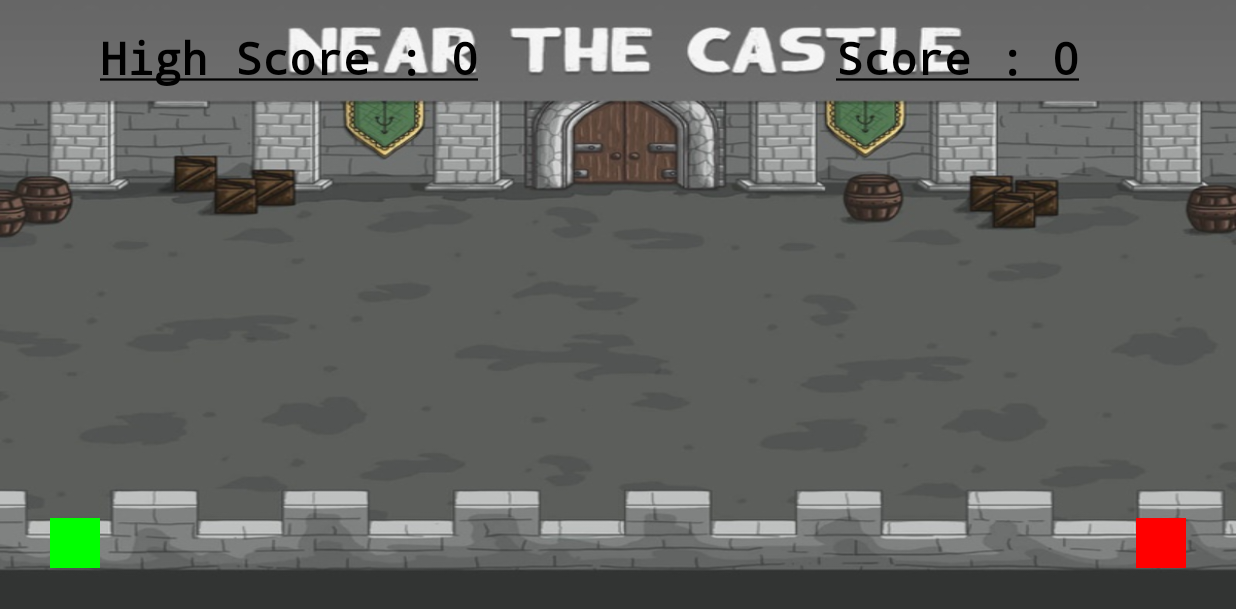
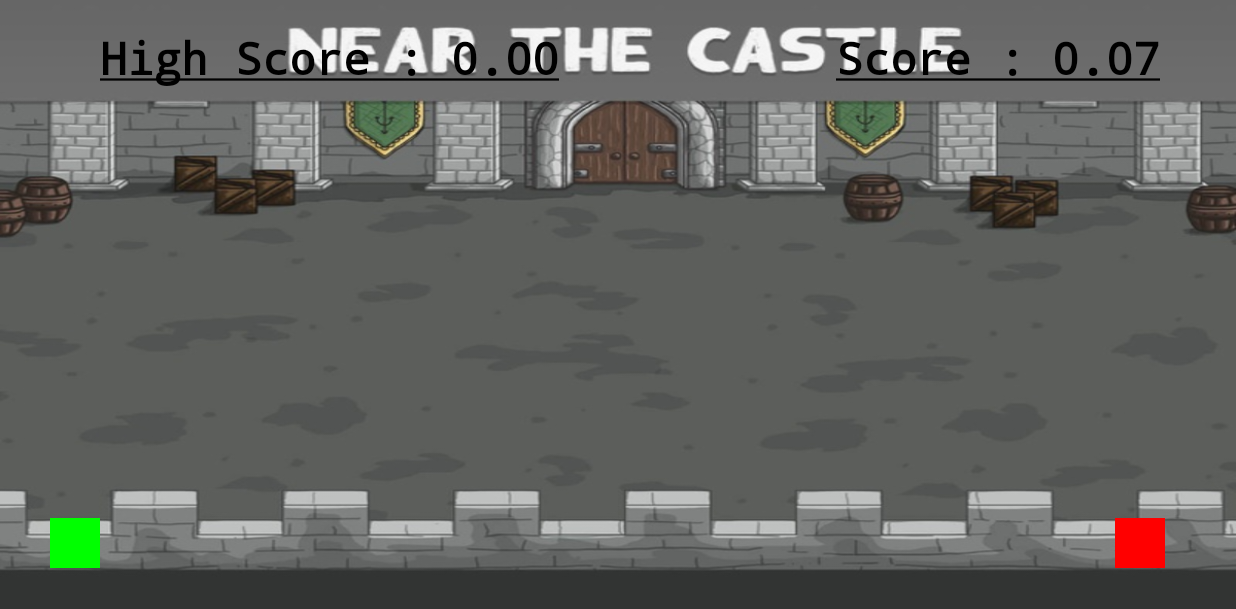
Before and after one commit to jaiakash/NinjaVsSal, an Android app: the screen it shows after launch (MainActivity), on a phone screen of 824 x 412 dp (held sideways). Shown: the top 609 px of the screen. Run offline under Robolectric (Android 15) with nearby library versions, the phone set to English and light mode, and no system bars.

Commit message:
Completed a basic playable game.

```diff
--- a/app/src/main/AndroidManifest.xml
+++ b/app/src/main/AndroidManifest.xml
@@ -1,6 +1,8 @@
 <?xml version="1.0" encoding="utf-8"?>
 <manifest xmlns:android="http://schemas.android.com/apk/res/android"
     package="com.amostrone.akash.ninjavssal">
+
+    <uses-permission android:name="android.permission.VIBRATE" />
 
     <application
         android:allowBackup="true"
--- a/app/src/main/java/com/amostrone/akash/ninjavssal/Game.java
+++ b/app/src/main/java/com/amostrone/akash/ninjavssal/Game.java
@@ -1,12 +1,18 @@
 package com.amostrone.akash.ninjavssal;
 
+import static android.content.Context.MODE_PRIVATE;
+
 import android.content.Context;
+import android.content.SharedPreferences;
 import android.graphics.Canvas;
 import android.graphics.Color;
 import android.graphics.Paint;
 import android.graphics.Rect;
 import android.graphics.Typeface;
+import android.os.Vibrator;
+import android.view.MotionEvent;
 import android.view.View;
+import android.widget.Toast;
 
 public class Game extends View {
 
@@ -17,6 +23,14 @@ public class Game extends View {
     Paint paint_player;
     Paint paint_score;
 
+    int enemy_x=-1;
+    int player_y=-1;
+    int max_jump=100;
+
+    float score_val = 0;
+    float high_score_val = 0;
+
+    boolean clicked=false;
 
     public Game(Context context) {
         super(context);
@@ -42,22 +56,95 @@ public class Game extends View {
         int height=getHeight();
 
         paint_player.setColor(Color.GREEN);
-        player.bottom=height-50;
-        player.top=height-100;
+
+        if(player_y<=0)player_y=height-75;
+        if(clicked)player_y--;
+        if(player_y<=(height-75-max_jump)) clicked=false;
+        if(!clicked && player_y<height-75)player_y++;
+
+        player.bottom=player_y+25;
+        player.top=player_y-25;
         player.left=50;
         player.right=100;
         canvas.drawRect(player,paint_player);
 
-        paint_enemy.setColor(Color.RED);
         enemy.bottom=height-50;
         enemy.top=height-100;
-        enemy.left=width-100;
-        enemy.right=width-50;
+        if(enemy_x<=0)enemy_x=width-75;
+        enemy.left=enemy_x-25;
+        enemy.right=enemy_x+25;
+        paint_enemy.setColor(Color.RED);
         canvas.drawRect(enemy,paint_enemy);
 
         paint_score.setColor(Color.BLACK);
         paint_score.setTextSize(45);
-        canvas.drawText("High Score : "+0,100,75,paint_score);
-        canvas.drawText("Score : "+0,width-400,75,paint_score);
+        high_score_val=gethigh_score();
+        canvas.drawText("High Score : "+String.format("%.02f", high_score_val),100,75,paint_score);
+        canvas.drawText("Score : "+String.format("%.02f", score_val),width-400,75,paint_score);
+
+        //When enemy and player collide, Game Over
+        if(Rect.intersects(enemy,player)) {
+            Toast.makeText(getContext(), "Game Over, Your Score is "+String.format("%.02f", score_val), Toast.LENGTH_SHORT).show();
+            sethigh_score(score_val);
+
+            Vibrator v = (Vibrator) getContext().getSystemService(Context.VIBRATOR_SERVICE);
+            v.vibrate(400);
+            score_val=0;
+            enemy_x=0;
+        }
+
+        enemy_x-=3;
+        score_val+=0.01;
+        postInvalidate();
+    }
+
+    @Override
+    public boolean onTouchEvent(MotionEvent event) {
+
+        // get pointer index from the event object
+        int pointerIndex = event.getActionIndex();
+
+        // get pointer ID
+        int pointerId = event.getPointerId(pointerIndex);
+
+        // get masked (not specific to a pointer) action
+        int maskedAction = event.getActionMasked();
+
+        switch (maskedAction) {
+
+            case MotionEvent.ACTION_DOWN:
+                clicked=true;
+                break;
+            case MotionEvent.ACTION_POINTER_DOWN:
+            case MotionEvent.ACTION_MOVE:
+            case MotionEvent.ACTION_UP:
+                break;
+            case MotionEvent.ACTION_POINTER_UP:
+            case MotionEvent.ACTION_CANCEL:
+        }
+        postInvalidate();
+
+        return true;
+    }
+
+    public void sethigh_score(float h){
+
+        SharedPreferences sharedPref = getContext().getSharedPreferences("high_score",MODE_PRIVATE);
+        SharedPreferences.Editor editor = sharedPref.edit();
+
+        float old_high_score = gethigh_score();
+
+        if(h>old_high_score) {
+            editor.putFloat("high_score", h);
+            editor.apply();
+        }
+    }
+
+    public float gethigh_score(){
+
+        SharedPreferences sharedPref = getContext().getSharedPreferences("high_score",MODE_PRIVATE);
+
+        float defaultValue = 0;
+        return sharedPref.getFloat("high_score", defaultValue);
     }
 }
--- a/app/src/main/java/com/amostrone/akash/ninjavssal/MainActivity.java
+++ b/app/src/main/java/com/amostrone/akash/ninjavssal/MainActivity.java
@@ -6,6 +6,7 @@ import android.content.pm.ActivityInfo;
 import android.graphics.Color;
 import android.os.Bundle;
 import android.view.View;
+import android.view.WindowManager;
 
 public class MainActivity extends AppCompatActivity {
 
@@ -17,10 +18,13 @@ public class MainActivity extends AppCompatActivity {
 
         // Hide both the navigation bar and the status bar.
         View decorView = getWindow().getDecorView();
-        int uiOptions = View.SYSTEM_UI_FLAG_HIDE_NAVIGATION
-                | View.SYSTEM_UI_FLAG_FULLSCREEN;
+        int uiOptions = View.SYSTEM_UI_FLAG_HIDE_NAVIGATION | View.SYSTEM_UI_FLAG_IMMERSIVE_STICKY | View.SYSTEM_UI_FLAG_FULLSCREEN;;
         decorView.setSystemUiVisibility(uiOptions);
 
+        // Keep the device awake
+        getWindow().addFlags(WindowManager.LayoutParams.FLAG_KEEP_SCREEN_ON);
+
+        // Draws the canvas
         game =new Game(this);
         game.setBackgroundResource(R.drawable.background);
         setContentView(game);
```
